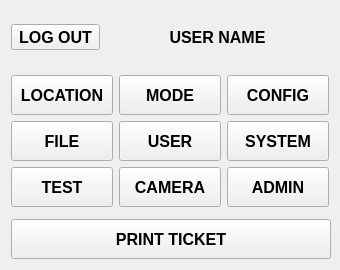
The window that main_menu.ui (georgezgsun/Tampa) describes before a commit, drawn with Qt 5.
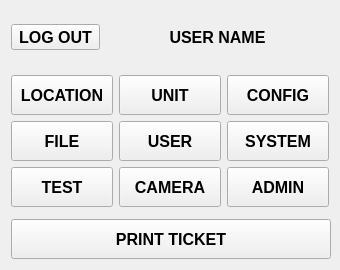
The same window after the commit.

What changed in the file:
```diff
--- a/main_menu.ui
+++ b/main_menu.ui
@@ -125,6 +125,9 @@
      </property>
      <item row="0" column="1">
       <widget class="QPushButton" name="pb_modeSel">
+       <property name="enabled">
+        <bool>true</bool>
+       </property>
        <property name="minimumSize">
         <size>
          <width>0</width>
@@ -140,7 +143,7 @@
         </font>
        </property>
        <property name="text">
-        <string>MODE</string>
+        <string>UNIT</string>
        </property>
        <property name="flat">
         <bool>false</bool>
```
